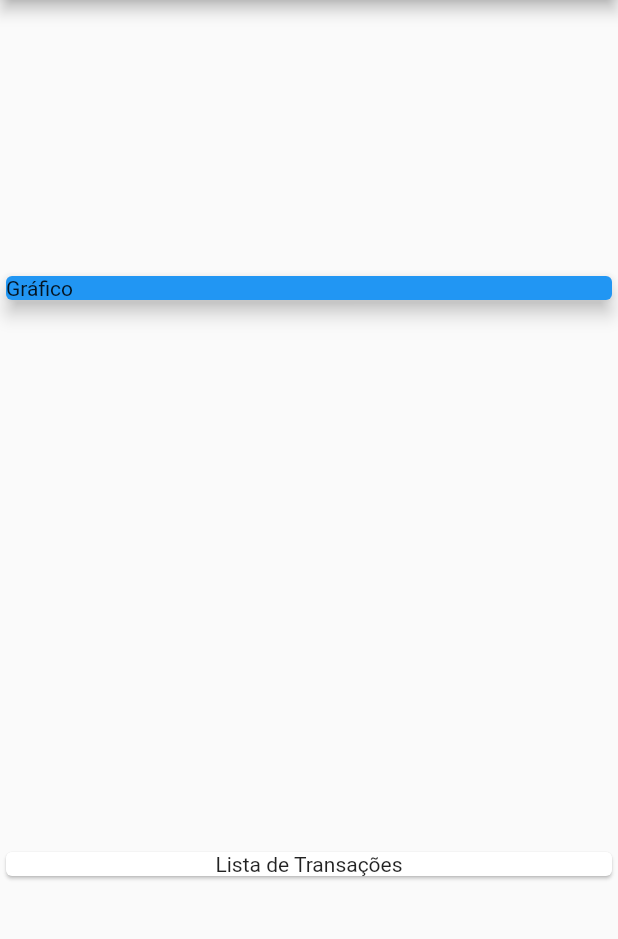
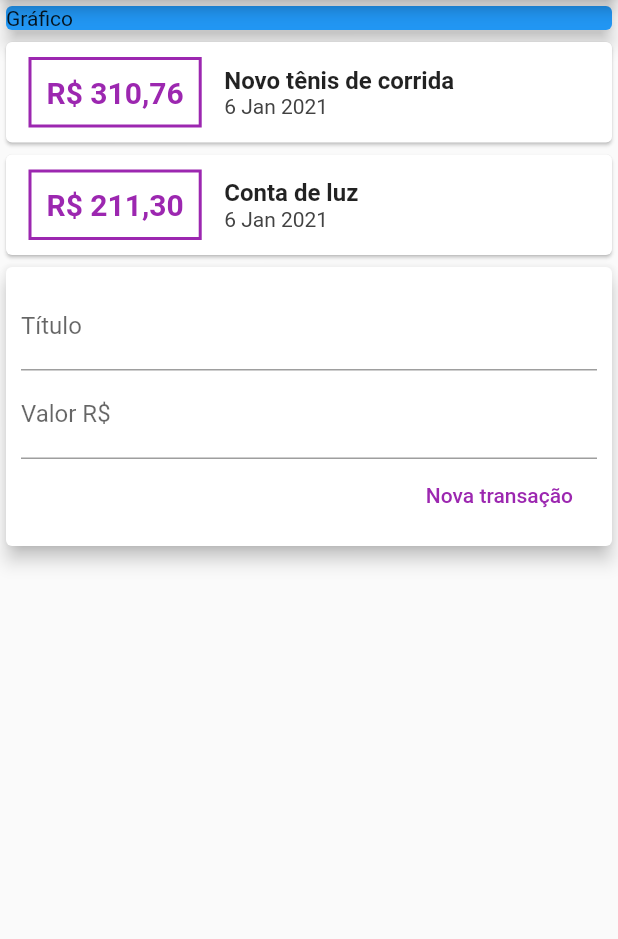
Before and after one commit to WENDEL4891/expenses, a Flutter app: the screen it shows after launch, on a phone screen of 412 x 824 dp, the part 84-1023 px from its top. Run offline on Flutter 3.47's test engine with Material 2 defaults, Android fonts, the phone set to English and light mode, and no system bars.

Commit message:
Atualizado até a aula 89.

```diff
--- a/lib/main.dart
+++ b/lib/main.dart
@@ -1,4 +1,6 @@
 import 'package:flutter/material.dart';
+import 'package:intl/intl.dart';
+import './models/transaction.dart';
 
 main() => runApp(ExpensesApp());
 
@@ -12,6 +14,22 @@ class ExpensesApp extends StatelessWidget {
 }
 
 class MyHomePage extends StatelessWidget {
+  final _transactions = [
+    Transaction(
+      id: 't1',
+      title: 'Novo tênis de corrida',
+      value: 310.76,
+      date: DateTime.now(),
+    ),
+    Transaction(
+      id: 't2',
+      title: 'Conta de luz',
+      value: 211.30,
+      date: DateTime.now(),
+    )
+  ];
+
+  @override
   Widget build(BuildContext context) {
     return Scaffold(
       appBar: AppBar(
@@ -20,22 +38,92 @@ class MyHomePage extends StatelessWidget {
         ),
       ),
       body: Column(
-        mainAxisAlignment: MainAxisAlignment.spaceAround,
+        // mainAxisAlignment: MainAxisAlignment.spaceAround,
         crossAxisAlignment: CrossAxisAlignment.stretch,
         children: [
-          Card(
+          Container(
+            child: Card(
               color: Colors.blue,
               elevation: 5,
               child: Text('Gráfico'),
             ),
+          ),
+          Column(
+            children: _transactions
+                .map(
+                  (transaction) => Card(
+                    child: Row(
+                      children: [
                         Container(
-            child: Card(
+                          margin: EdgeInsets.symmetric(
+                              horizontal: 15, vertical: 10),
+                          decoration: BoxDecoration(
+                            border: Border.all(
+                              color: Colors.purple,
+                              width: 2,
+                            ),
+                          ),
+                          padding: EdgeInsets.all(10),
                           child: Text(
-                'Lista de Transações',
-                textAlign: TextAlign.center,
+                              'R\$ ${transaction.value.toStringAsFixed(2).replaceAll('.', ',')}',
+                              style: TextStyle(
+                                fontWeight: FontWeight.bold,
+                                fontSize: 20,
+                                color: Colors.purple,
+                              )),
+                        ),
+                        Column(
+                          crossAxisAlignment: CrossAxisAlignment.start,
+                          children: [
+                            Text(
+                              transaction.title,
+                              style: TextStyle(
+                                fontWeight: FontWeight.bold,
+                                fontSize: 16,
+                              ),
+                            ),
+                            Text(
+                              DateFormat('d MMM y').format(transaction.date),
+                              style: TextStyle(
+                                color: Colors.grey[800],
+                              ),
+                            ),
+                          ],
+                        )
+                      ],
                     ),
                   ),
                 )
+                .toList(),
+          ),
+          Card(
+              elevation: 5,
+              child: Padding(
+                padding: const EdgeInsets.all(10),
+                child: Column(
+                  children: <Widget>[
+                    TextField(
+                        decoration: InputDecoration(
+                      labelText: 'Título',
+                    )),
+                    TextField(
+                      decoration: InputDecoration(
+                        labelText: 'Valor R\$',
+                      ),
+                    ),
+                    Row(
+                      mainAxisAlignment: MainAxisAlignment.end,
+                      children: [
+                        FlatButton(
+                          textColor: Colors.purple,
+                          child: Text('Nova transação'),
+                          onPressed: () {}
+                        ),
+                      ],
+                    ),
+                  ],
+                ),
+              ))
         ],
       ),
     );
--- /dev/null
+++ b/lib/models/transaction.dart
@@ -0,0 +1,17 @@
+import 'package:flutter/foundation.dart';
+
+class Transaction {
+
+  final String id;
+  final String title;
+  final double value;
+  final DateTime date;
+
+  Transaction({
+    @required this.id,
+    @required this.title,
+    @required this.value,
+    @required this.date
+  });
+
+}
--- a/pubspec.yaml
+++ b/pubspec.yaml
@@ -23,6 +23,7 @@ environment:
 dependencies:
   flutter:
     sdk: flutter
+  intl: ^0.16.1
 
 
   # The following adds the Cupertino Icons font to your application.
```
Also changed, not shown: pubspec.lock. Lines whose indentation alone changed are shown as unchanged.
